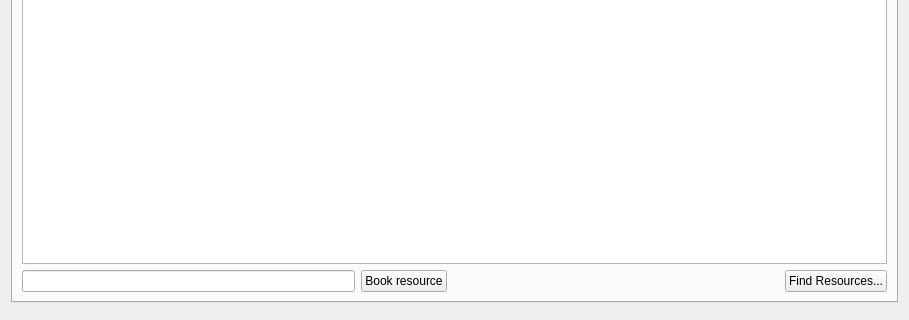
Qt form incidenceeditor-ng/dialogdesktop.ui (KDE/kdepim) before a commit; both pictures show x 0 to 909 and y 513 to 833 of the 909 by 833 pixel window.
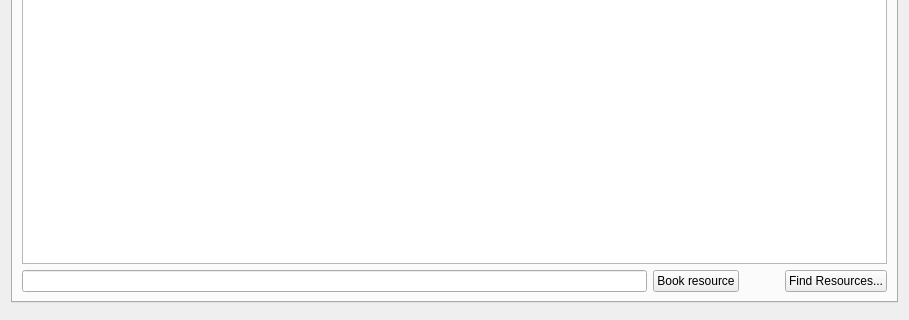
The same form after that commit. Custom widgets are drawn as their Qt base class.

Commit message: dalogdesktop made book resource via Enter

```diff
--- a/incidenceeditor-ng/dialogdesktop.ui
+++ b/incidenceeditor-ng/dialogdesktop.ui
@@ -868,6 +868,12 @@
              <property name="text">
               <string>Book resource</string>
              </property>
+             <property name="autoDefault">
+              <bool>false</bool>
+             </property>
+             <property name="default">
+              <bool>false</bool>
+             </property>
             </widget>
            </item>
            <item>
@@ -875,10 +881,13 @@
              <property name="orientation">
               <enum>Qt::Horizontal</enum>
              </property>
+             <property name="sizeType">
+              <enum>QSizePolicy::Preferred</enum>
+             </property>
              <property name="sizeHint" stdset="0">
               <size>
                <width>40</width>
-               <height>20</height>
+               <height>0</height>
               </size>
              </property>
             </spacer>
```
Left out of the diff: 3 changed lines with no effect on the pictures.
